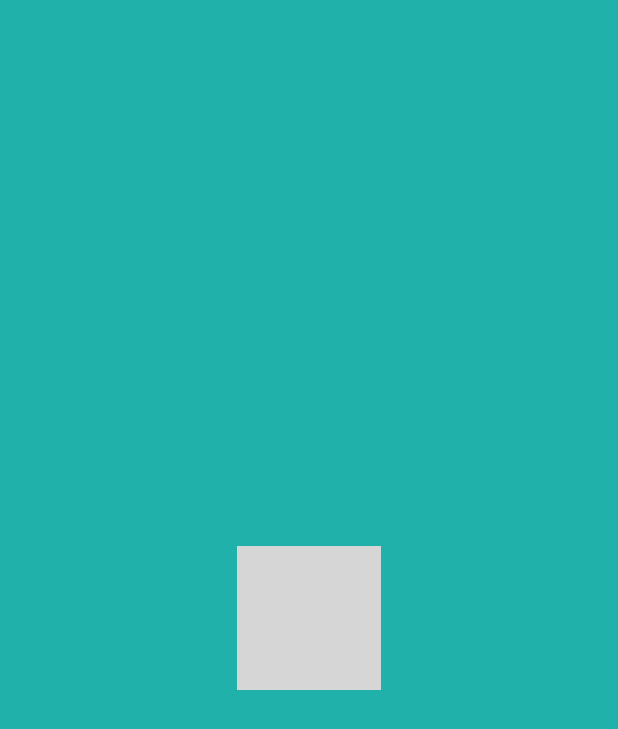
After one commit to DECOPON-github/RSSReader, an Android app: the Activity_Splash screen opened directly, with no data from a screen before it, on a phone screen of 412 x 824 dp. The commit adds this screen. Shown: the top 729 px of the screen. Run offline under Robolectric (Android 15) with nearby library versions, the phone set to English and light mode, and no system bars; 1 statement that could not run was skipped.

Commit message:
2022/06/28 スプラッシュ画面作成

```diff
--- a/app/src/main/java/com/example/rssreader/Activity/Activity_Home.java
+++ b/app/src/main/java/com/example/rssreader/Activity/Activity_Home.java
@@ -14,7 +14,9 @@ import com.example.rssreader.RssParserTask;
 import java.util.ArrayList;
 
 public class Activity_Home extends ListActivity {
-    public static final String RSS_FEED_URL = "https://wairamatome.com/feed"; //"http://majikichi.com/index.rdf";
+    public static final String RSS_FEED_URL[] = {"https://wairamatome.com/feed",
+                                                 "http://blog.livedoor.jp/nwknews/index.rdf",
+                                                 "http://majikichi.com/index.rdf"};
     private ArrayList mItems;
     private RssListAdapter mAdapter;
 
--- /dev/null
+++ b/app/src/main/java/com/example/rssreader/Activity/Activity_Splash.java
@@ -0,0 +1,18 @@
+package com.example.rssreader.Activity;
+
+import android.content.Intent;
+import android.os.Bundle;
+
+import androidx.appcompat.app.AppCompatActivity;
+
+public class Activity_Splash extends AppCompatActivity {
+
+    @Override
+    protected void onCreate(Bundle savedInstanceState) {
+        super.onCreate(savedInstanceState);
+
+        Intent intent = new Intent(getApplicationContext(), Activity_Home.class);
+        startActivity(intent);
+        finish();
+    }
+}
--- /dev/null
+++ b/app/src/main/res/drawable/style_splash.xml
@@ -0,0 +1,18 @@
+<?xml version="1.0" encoding="utf-8"?>
+<layer-list
+    xmlns:tools="http://schemas.android.com/tools"
+    xmlns:android="http://schemas.android.com/apk/res/android">
+
+    <item
+        android:drawable="@color/colorPrimary"/>
+
+    <item>
+        <bitmap
+            android:gravity="center"
+            android:src="@drawable/img_splash"
+            android:antialias="true"
+            android:filter="true"
+            tools:ignore="ResourceCycle" />
+    </item>
+
+</layer-list>
--- /dev/null
+++ b/app/src/main/res/values/style.xml
@@ -0,0 +1,6 @@
+<?xml version="1.0" encoding="utf-8"?>
+<resources>
+    <style name="SplashTheme" parent="Theme.AppCompat.NoActionBar">
+        <item name="android:windowBackground">@drawable/style_splash</item>
+    </style>
+</resources>
```
Also changed, not shown: app/src/main/AndroidManifest.xml (+7 -2 lines), app/src/main/java/com/example/rssreader/DbAdapter_Article.java (added, +99 -0 lines), app/src/main/java/com/example/rssreader/RssParserTask.java (+21 -66 lines), app/src/main/res/layout/item_row.xml (+3 -10 lines), 1 other file.
